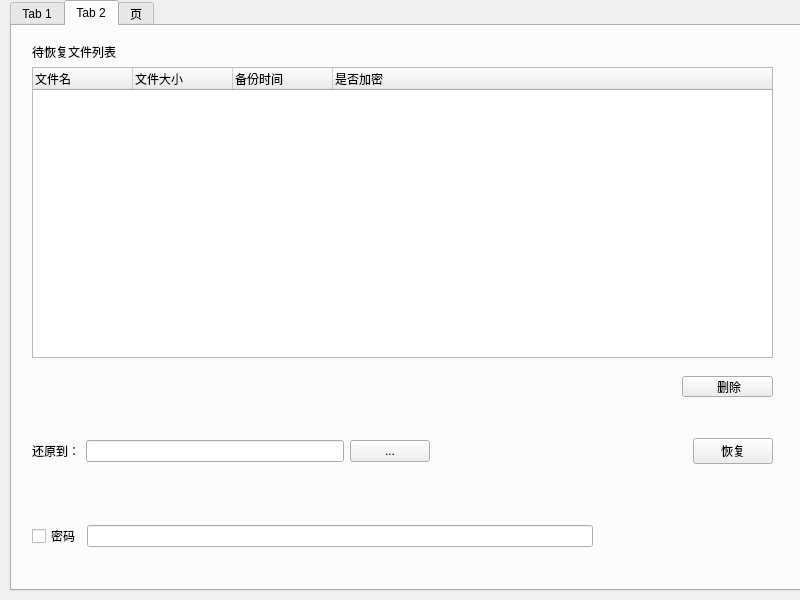
This is DataBackup/widget.ui in litchi-lee/Data-Backup- as Qt 5 draws it before an edit. The edited form follows.
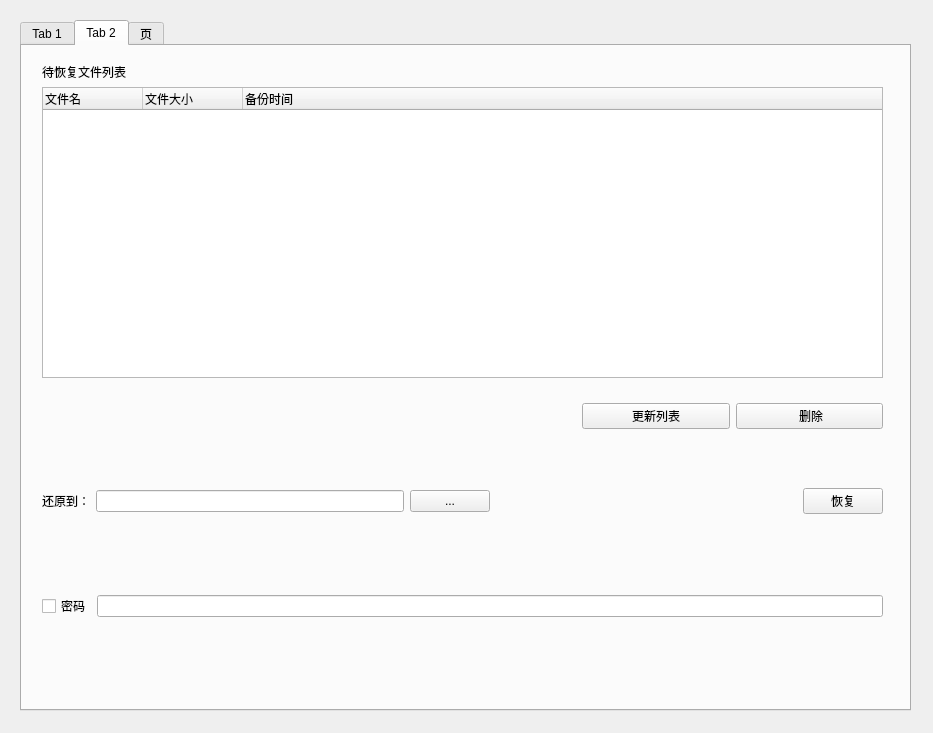
This is the edited form. The open tabs and pages were chosen to show the change.

```diff
--- a/DataBackup/widget.ui
+++ b/DataBackup/widget.ui
@@ -6,8 +6,8 @@
    <rect>
     <x>0</x>
     <y>0</y>
-    <width>800</width>
-    <height>600</height>
+    <width>933</width>
+    <height>733</height>
    </rect>
   </property>
   <property name="windowTitle">
@@ -16,10 +16,10 @@
   <widget class="QTabWidget" name="backUpWidget">
    <property name="geometry">
     <rect>
-     <x>10</x>
-     <y>0</y>
-     <width>794</width>
-     <height>591</height>
+     <x>20</x>
+     <y>20</y>
+     <width>891</width>
+     <height>691</height>
     </rect>
    </property>
    <property name="toolTip">
@@ -208,7 +208,7 @@
       <rect>
        <x>20</x>
        <y>41</y>
-       <width>741</width>
+       <width>841</width>
        <height>291</height>
       </rect>
      </property>
@@ -227,11 +227,6 @@
        <string>备份时间</string>
       </property>
      </column>
-     <column>
-      <property name="text">
-       <string>是否加密</string>
-      </property>
-     </column>
     </widget>
     <widget class="QLabel" name="label_4">
      <property name="geometry">
@@ -246,26 +241,13 @@
       <string>待恢复文件列表</string>
      </property>
     </widget>
-    <widget class="QPushButton" name="deleteStoredFileButton">
-     <property name="geometry">
-      <rect>
-       <x>670</x>
-       <y>350</y>
-       <width>91</width>
-       <height>21</height>
-      </rect>
-     </property>
-     <property name="text">
-      <string> 删除</string>
-     </property>
-    </widget>
-    <widget class="QWidget" name="">
+    <widget class="QWidget" name="layoutWidget">
      <property name="geometry">
       <rect>
        <x>20</x>
-       <y>390</y>
-       <width>741</width>
-       <height>71</height>
+       <y>410</y>
+       <width>841</width>
+       <height>91</height>
       </rect>
      </property>
      <layout class="QHBoxLayout" name="horizontalLayout_4">
@@ -308,13 +290,13 @@
       </item>
      </layout>
     </widget>
-    <widget class="QWidget" name="">
+    <widget class="QWidget" name="layoutWidget">
      <property name="geometry">
       <rect>
        <x>20</x>
-       <y>480</y>
-       <width>561</width>
-       <height>61</height>
+       <y>520</y>
+       <width>841</width>
+       <height>81</height>
       </rect>
      </property>
      <layout class="QHBoxLayout" name="horizontalLayout_5">
@@ -330,6 +312,32 @@
       </item>
      </layout>
     </widget>
+    <widget class="QWidget" name="">
+     <property name="geometry">
+      <rect>
+       <x>560</x>
+       <y>340</y>
+       <width>301</width>
+       <height>61</height>
+      </rect>
+     </property>
+     <layout class="QHBoxLayout" name="horizontalLayout_7">
+      <item>
+       <widget class="QPushButton" name="updateRestoreFileButton">
+        <property name="text">
+         <string>更新列表</string>
+        </property>
+       </widget>
+      </item>
+      <item>
+       <widget class="QPushButton" name="deleteStoredFileButton">
+        <property name="text">
+         <string> 删除</string>
+        </property>
+       </widget>
+      </item>
+     </layout>
+    </widget>
    </widget>
    <widget class="QWidget" name="config">
     <attribute name="title">
```
Left out of the diff: 36 changed lines with no effect on the pictures.
